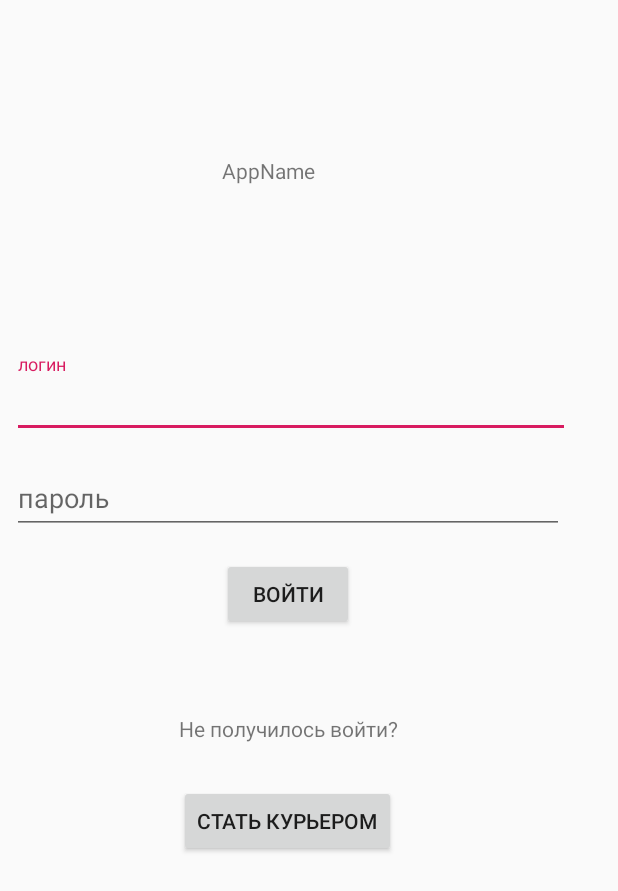
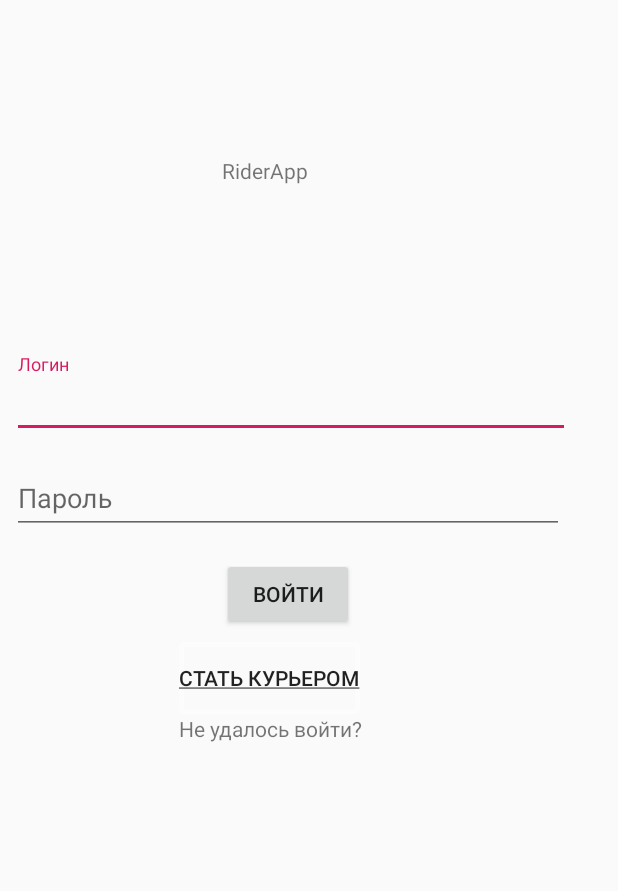
Before and after one commit to bewithforce/RiderApp, an Android app: the LoginActivity screen opened directly, with no data from a screen before it, on a phone screen of 412 x 824 dp. Shown: the top 891 px of the screen. Run offline under Robolectric (Android 15) with nearby library versions, the phone set to English and light mode, and no system bars; our stand-ins replace ButterKnife.

Commit message:
some changes

```diff
--- /dev/null
+++ b/app/src/main/res/drawable/button_register.xml
@@ -0,0 +1,8 @@
+<?xml version="1.0" encoding="utf-8"?>
+<shape xmlns:android="http://schemas.android.com/apk/res/android" >
+    <stroke android:width="3dp"
+        android:color="#80FFFFFF" />
+
+    <corners android:radius="2dp" />
+
+</shape>
--- a/app/src/main/res/layout/activity_login.xml
+++ b/app/src/main/res/layout/activity_login.xml
@@ -12,7 +12,7 @@
         android:layout_height="0dp"
         android:layout_marginStart="148dp"
         android:layout_marginTop="104dp"
-        android:text="AppName"
+        android:text="@string/app_name"
         app:layout_constraintStart_toStartOf="parent"
         app:layout_constraintTop_toTopOf="parent" />
 
@@ -28,7 +28,7 @@
         <android.support.design.widget.TextInputEditText
             android:layout_width="383dp"
             android:layout_height="wrap_content"
-            android:hint="логин" />
+            android:hint="@string/login" />
     </android.support.design.widget.TextInputLayout>
 
     <android.support.design.widget.TextInputLayout
@@ -43,7 +43,7 @@
         <android.support.design.widget.TextInputEditText
             android:layout_width="match_parent"
             android:layout_height="wrap_content"
-            android:hint="пароль" />
+            android:hint="@string/password" />
     </android.support.design.widget.TextInputLayout>
 
     <TextView
@@ -52,9 +52,10 @@
         android:layout_height="wrap_content"
         android:layout_marginStart="119dp"
         android:layout_marginTop="56dp"
-        android:text="Не получилось войти?"
+        android:text="@string/sign_in_troubles"
         app:layout_constraintStart_toStartOf="parent"
-        app:layout_constraintTop_toBottomOf="@+id/buttonLogin" />
+        app:layout_constraintTop_toBottomOf="@+id/buttonLogin"
+        />
 
     <Button
         android:id="@+id/buttonLogin"
@@ -62,7 +63,7 @@
         android:layout_height="wrap_content"
         android:layout_marginStart="148dp"
         android:layout_marginTop="16dp"
-        android:text="войти"
+        android:text="@string/action_sign_in"
         app:layout_constraintStart_toStartOf="parent"
         app:layout_constraintTop_toBottomOf="@+id/textInputLayout2" />
 
@@ -71,8 +72,9 @@
         android:layout_width="wrap_content"
         android:layout_height="wrap_content"
         android:layout_marginStart="119dp"
-        android:layout_marginTop="28dp"
-        android:text="стать курьером"
+        android:layout_marginTop="8dp"
+        android:text="@string/action_register"
         app:layout_constraintStart_toStartOf="parent"
-        app:layout_constraintTop_toBottomOf="@+id/textViewFail" />
+        app:layout_constraintTop_toBottomOf="@+id/buttonLogin"
+        android:background="@drawable/button_register"/>
 </android.support.constraint.ConstraintLayout>
--- a/app/src/main/res/layout/activity_splash.xml
+++ b/app/src/main/res/layout/activity_splash.xml
@@ -4,7 +4,7 @@
     xmlns:tools="http://schemas.android.com/tools"
     android:layout_width="match_parent"
     android:layout_height="match_parent"
-    tools:context=".gui.SplashActivity">
+    tools:context=".gui.SplashActivity.SplashActivity">
 
     <TextView
         android:id="@+id/textView"
--- a/app/src/main/res/values/strings.xml
+++ b/app/src/main/res/values/strings.xml
@@ -1,10 +1,11 @@
 <resources>
     <string name="app_name">RiderApp</string>
     <!-- Strings related to login -->
-    <string name="prompt_email">Логин</string>
-    <string name="prompt_password">Пароль</string>
+    <string name="login">Логин</string>
+    <string name="password">Пароль</string>
     <string name="action_sign_in">Войти</string>
-    <string name="action_register">Стать курьером</string>
+    <string name="action_register"><u>Стать курьером</u></string>
+    <string name="sign_in_troubles">Не удалось войти?</string>
 
     <string name="orders_bottom_menu">Заказы</string>
     <string name="history_bottom_menu">История</string>
```
